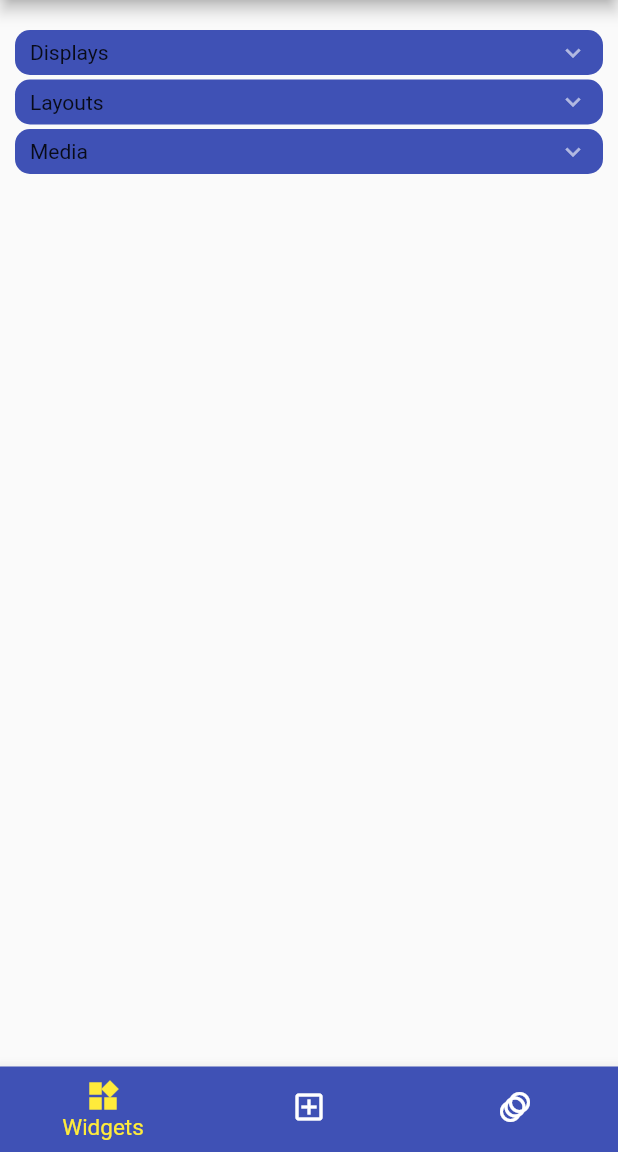
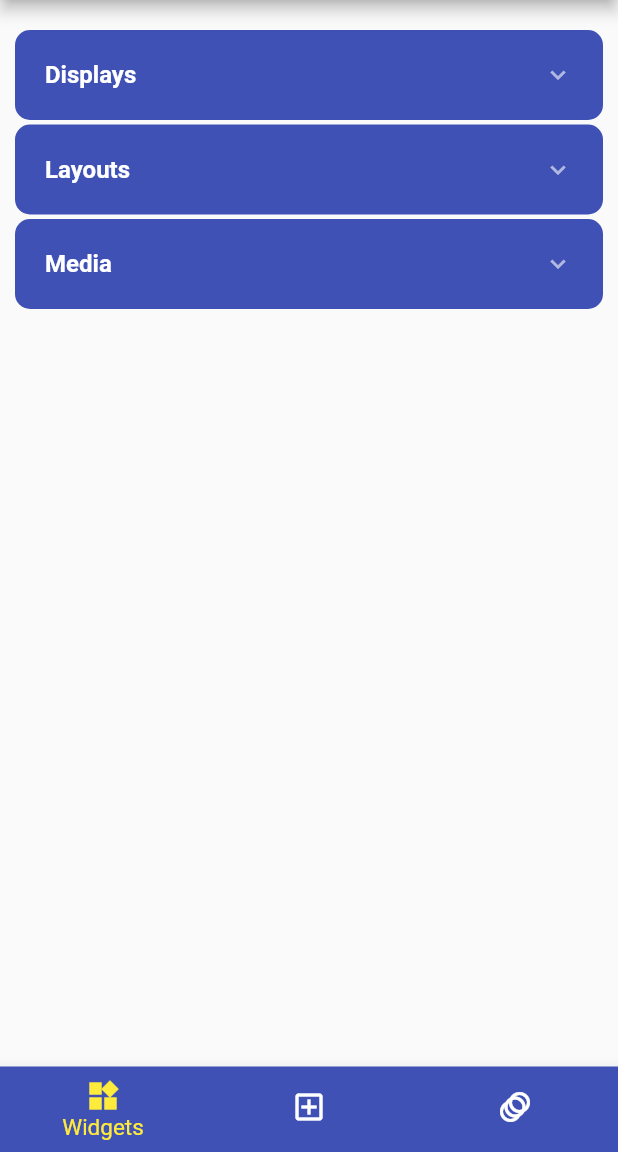
Before and after one commit to MLesky/Lespa-s-Flutter-Gallery, a Flutter app: the screen it shows after launch, on a phone screen of 412 x 824 dp, the part 84-1236 px from its top. Run offline on Flutter 3.47's test engine with Material 2 defaults, Android fonts, the phone set to English and light mode, and no system bars; drawn by our look-alikes of accordion; our stand-ins replace go_router.

Commit message:
add: table fix: hero

```diff
--- a/lib/main.dart
+++ b/lib/main.dart
@@ -7,7 +7,8 @@ import 'package:my_flutter_gallery/pages/widgets/fade_in_image.dart';
 import 'package:my_flutter_gallery/pages/widgets/hero_widget.dart';
 import 'package:my_flutter_gallery/pages/widgets/layout_builder.dart';
 import 'package:my_flutter_gallery/pages/widgets/opacity_widget.dart';
-import 'package:my_flutter_gallery/pages/widgets/pageview_widget.dart';
+import 'package:my_flutter_gallery/pages/widgets/page_view_widget.dart';
+import 'package:my_flutter_gallery/pages/widgets/table_widget.dart';
 
 import 'components/scaffold_with_bottom_nav_bar.dart';
 
@@ -53,9 +54,14 @@ GoRouter routes = GoRouter(initialLocation: '/widgets', routes: [
               path: 'layout-builder',
               builder: (context, state) => const LayoutWidgetExample()),
           GoRoute(
-              path: 'opacity', builder: (context, state) => const OpacityWidget()),
+              path: 'opacity',
+              builder: (context, state) => const OpacityWidgetExample()),
           GoRoute(
-              path: 'pageview', builder: (context, state) => const PageViewWidgetExample()),
+              path: 'page-view',
+              builder: (context, state) => const PageViewWidgetExample()),
+          GoRoute(
+              path: 'table',
+              builder: (context, state) => const TableWidgetExample()),
         ],
       ),
       GoRoute(
--- a/lib/pages/widgets.dart
+++ b/lib/pages/widgets.dart
@@ -12,39 +12,54 @@ class HomeScreen extends StatefulWidget {
 class _HomeScreenState extends State<HomeScreen> {
   @override
   Widget build(BuildContext context) {
-
     List<AccordionSection> sections = [
       buildAccordionSection(title: "Displays", accordionItems: displayExamples),
       buildAccordionSection(title: "Layouts", accordionItems: layoutExamples),
       buildAccordionSection(title: "Media", accordionItems: mediaExamples),
     ];
 
-    return Accordion(maxOpenSections: 1, children: sections);
+    return Accordion(
+      maxOpenSections: 1,
+      scaleWhenAnimating: false,
+      headerPadding: const EdgeInsets.all(20),
+      children: sections,
+    );
   }
 
-  AccordionSection buildAccordionSection({required String title, required List accordionItems}){
-    return AccordionSection(header: Text(title), content: Column(
-    children: accordionItems.map((accordionItem) => Card(
-        child: ListTile(
-          title: Text(accordionItem['title']),
-          onTap: () {
-            context.push(accordionItem['path']);
-          },
-        ))).toList()
-    ));
+  AccordionSection buildAccordionSection(
+      {required String title, required List accordionItems}) {
+    return AccordionSection(
+        header: Text(title,
+            style: const TextStyle(
+                color: Colors.white,
+                fontWeight: FontWeight.w700,
+                fontSize: 16.0)),
+        content: Column(
+            children: accordionItems
+                .map((accordionItem) => Card(
+                        color: Colors.white70,
+                        elevation: 2.0,
+                        child: ListTile(
+                      title: Text(accordionItem['title'], style: const TextStyle(color: Colors.indigo),),
+                      onTap: () {
+                        context.push(accordionItem['path']);
+                      },
+                    )))
+                .toList()));
   }
 }
 
 List<Map<String, String>> mediaExamples = [
-  {'title' : 'Fade In Image', 'path' : '/widgets/fade-in-image'},
-  {'title' : 'Hero Widget', 'path' : '/widgets/hero'},
+  {'title': 'Fade In Image', 'path': '/widgets/fade-in-image'},
+  {'title': 'Hero Widget', 'path': '/widgets/hero'},
 ];
 
 List<Map<String, String>> layoutExamples = [
-  {'title' : 'Layout Builder', 'path' : '/widgets/layout-builder'},
-  {'title' : 'Page View', 'path' : '/widgets/pageview'},
+  {'title': 'Table', 'path': '/widgets/table'},
+  {'title': 'Layout Builder', 'path': '/widgets/layout-builder'},
+  {'title': 'Page View', 'path': '/widgets/page-view'},
 ];
 
 List<Map<String, String>> displayExamples = [
-  {'title' : 'Opacity Widget', 'path' : '/widgets/opacity'},
+  {'title': 'Opacity Widget', 'path': '/widgets/opacity'},
 ];
--- a/lib/pages/widgets/pageview_widget.dart
+++ b/lib/pages/widgets/page_view_widget.dart
@@ -8,8 +8,6 @@ class PageViewWidgetExample extends StatefulWidget {
 }
 
 class _PageViewWidgetExampleState extends State<PageViewWidgetExample> {
-  @override
-  Widget build(BuildContext context){
   int currentTap = 0;
 
   void updateIndex(int index){setState(() => currentTap = index);}
@@ -27,6 +25,9 @@ class _PageViewWidgetExampleState extends State<PageViewWidgetExample> {
       children: screens,
     ),
   ];
+
+  @override
+  Widget build(BuildContext context){
 
     return Scaffold(
       body: pageScreens[currentTap],
```
Also changed, not shown: lib/pages/widgets/hero_widget.dart (+7 -6 lines), lib/pages/widgets/opacity_widget.dart (+4 -4 lines), lib/pages/widgets/table_widget.dart (added, +56 -0 lines). Lines whose indentation alone changed are shown as unchanged.
